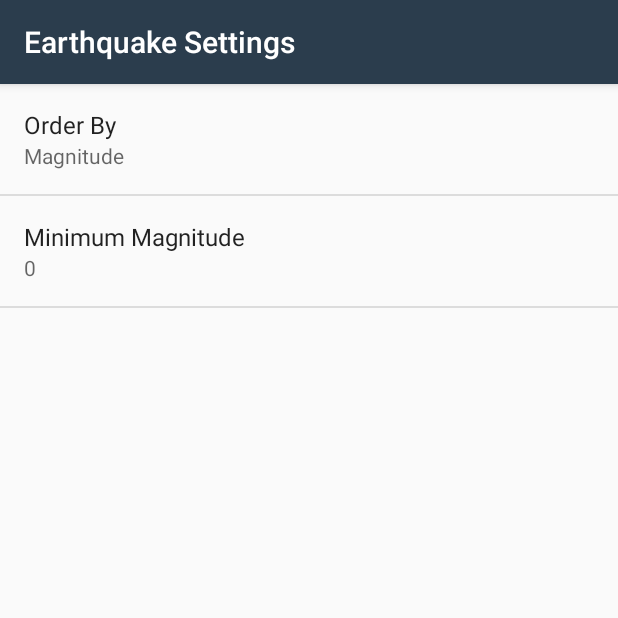
After one commit to aliciapf3/quakereport, an Android app: the SettingsActivity screen opened directly, with no data from a screen before it, on a phone screen of 412 x 824 dp, the top half of it. The commit adds this screen. Run offline under Robolectric (Android 15) with nearby library versions, the phone set to English and light mode, and no system bars.

Commit message:
Settings Activity with Preferences

```diff
--- a/app/src/main/java/com/example/android/quakereport/Earthquake.java
+++ b/app/src/main/java/com/example/android/quakereport/Earthquake.java
@@ -13,7 +13,7 @@ public class Earthquake {
     /** Location of the earthquak */
     private String mLocation;
 
-    /** Date of the earthquak */
+    /** Date of the earthquake */
     private String mDate;
 
     /** Time of the earthquake */
--- /dev/null
+++ b/app/src/main/java/com/example/android/quakereport/SettingsActivity.java
@@ -0,0 +1,62 @@
+package com.example.android.quakereport;
+
+import android.content.SharedPreferences;
+import android.os.Bundle;
+import android.preference.ListPreference;
+import android.preference.Preference;
+import android.preference.PreferenceFragment;
+import android.preference.PreferenceManager;
+import android.support.v7.app.AppCompatActivity;
+
+public class SettingsActivity extends AppCompatActivity {
+
+    @Override
+    protected void onCreate(Bundle savedInstanceState) {
+        super.onCreate(savedInstanceState);
+        setContentView(R.layout.settings_activity);
+    }
+
+    public static class EarthquakePreferenceFragment extends PreferenceFragment implements Preference.OnPreferenceChangeListener {
+
+        @Override
+        public void onCreate(Bundle savedInstanceState) {
+            super.onCreate(savedInstanceState);
+            addPreferencesFromResource(R.xml.settings_main);
+
+
+            Preference minMagnitude = findPreference(getString(R.string.settings_min_magnitude_key));
+            bindPreferenceSummaryToValue(minMagnitude);
+
+            Preference orderBy = findPreference(getString(R.string.settings_order_by_key));
+            bindPreferenceSummaryToValue(orderBy);
+
+        }
+
+        @Override
+        public boolean onPreferenceChange(Preference preference, Object value) {
+            String stringValue = value.toString();
+            if (preference instanceof ListPreference) {
+                ListPreference listPreference = (ListPreference) preference;
+                int prefIndex = listPreference.findIndexOfValue(stringValue);
+                if (prefIndex >= 0) {
+                    CharSequence[] labels = listPreference.getEntries();
+                    preference.setSummary(labels[prefIndex]);
+
+                }
+            } else {
+                preference.setSummary(stringValue);
+
+            }
+            return true;
+        }
+
+        private void bindPreferenceSummaryToValue(Preference preference) {
+            preference.setOnPreferenceChangeListener(this);
+            SharedPreferences preferences = PreferenceManager.getDefaultSharedPreferences(preference.getContext());
+            String preferenceString = preferences.getString(preference.getKey(), "");
+            onPreferenceChange(preference, preferenceString);
+
+
+        }
+    }
+}
--- /dev/null
+++ b/app/src/main/res/values/arrays.xml
@@ -0,0 +1,13 @@
+<?xml version="1.0" encoding="utf-8"?>
+
+<resources>
+    <string-array name="settings_order_by_labels">
+        <item>@string/settings_order_by_magnitude_label</item>
+        <item>@string/settings_order_by_most_recent_label</item>
+    </string-array>
+
+    <string-array name="settings_order_by_values">
+        <item>@string/settings_order_by_magnitude_value</item>
+        <item>@string/settings_order_by_most_recent_value</item>
+    </string-array>
+</resources>
--- a/app/src/main/res/values/strings.xml
+++ b/app/src/main/res/values/strings.xml
@@ -9,4 +9,32 @@
     <string name="no_earthquakes">No earthquakes found.</string>
 
 
+    <!-- Error message when there is no internet connectivity [CHAR LIMIT=NONE] -->
+    <string name="no_internet_connection">No internet connection.</string>
+
+    <!-- Settings Menu Item [CHAR LIMIT=NONE] -->
+    <string name="settings_menu_item">Settings</string>
+
+    <!-- Settings Activity Title [CHAR LIMIT=NONE] -->
+    <string name="settings_title">Earthquake Settings</string>
+
+    <!-- Strings For Minimum Magnitude Preference [CHAR LIMIT=30] -->
+    <string name="settings_min_magnitude_label">Minimum Magnitude</string>
+    <string name="settings_min_magnitude_key" translatable="false">min_magnitude</string>
+    <string name="settings_min_magnitude_default" translatable="false">0</string>
+
+    <!-- Strings For Order-By Preference [CHAR LIMIT=30] -->
+    <string name="settings_order_by_label">Order By</string>
+    <string name="settings_order_by_key" translatable="false">order_by</string>
+    <string name="settings_order_by_default" translatable="false">@string/settings_order_by_magnitude_value</string>
+
+    <!-- Label for order-by magnitude option [CHAR LIMIT=20] -->
+    <string name="settings_order_by_magnitude_label">Magnitude</string>
+    <string name="settings_order_by_magnitude_value" translatable="false">magnitude</string>
+
+    <!-- Label for order-by most recent option [CHAR LIMIT=20] -->
+    <string name="settings_order_by_most_recent_label">Most Recent</string>
+    <string name="settings_order_by_most_recent_value" translatable="false">time</string>
+
+
 </resources>
--- /dev/null
+++ b/app/src/main/res/xml/settings_main.xml
@@ -0,0 +1,22 @@
+<?xml version="1.0" encoding="utf-8"?>
+
+
+<PreferenceScreen
+    xmlns:android="http://schemas.android.com/apk/res/android"
+    android:title="@string/settings_title">
+
+    <ListPreference
+        android:defaultValue="@string/settings_order_by_default"
+        android:entries="@array/settings_order_by_labels"
+        android:entryValues="@array/settings_order_by_values"
+        android:key="@string/settings_order_by_key"
+        android:title="@string/settings_order_by_label" />
+
+    <EditTextPreference
+        android:defaultValue="@string/settings_min_magnitude_default"
+        android:inputType="numberDecimal"
+        android:key="@string/settings_min_magnitude_key"
+        android:selectAllOnFocus="true"
+        android:title="@string/settings_min_magnitude_label" />
+
+</PreferenceScreen>
```
Also changed, not shown: app/src/main/AndroidManifest.xml (+15 -1 lines), app/src/main/java/com/example/android/quakereport/EarthquakeActivity.java (+108 -14 lines), app/src/main/java/com/example/android/quakereport/QueryUtils.java (+2 -10 lines), app/src/main/res/layout/earthquake_activity.xml (+9 -0 lines), app/src/main/res/layout/settings_activity.xml (added, +10 -0 lines), app/src/main/res/menu/main.xml (added, +10 -0 lines).
